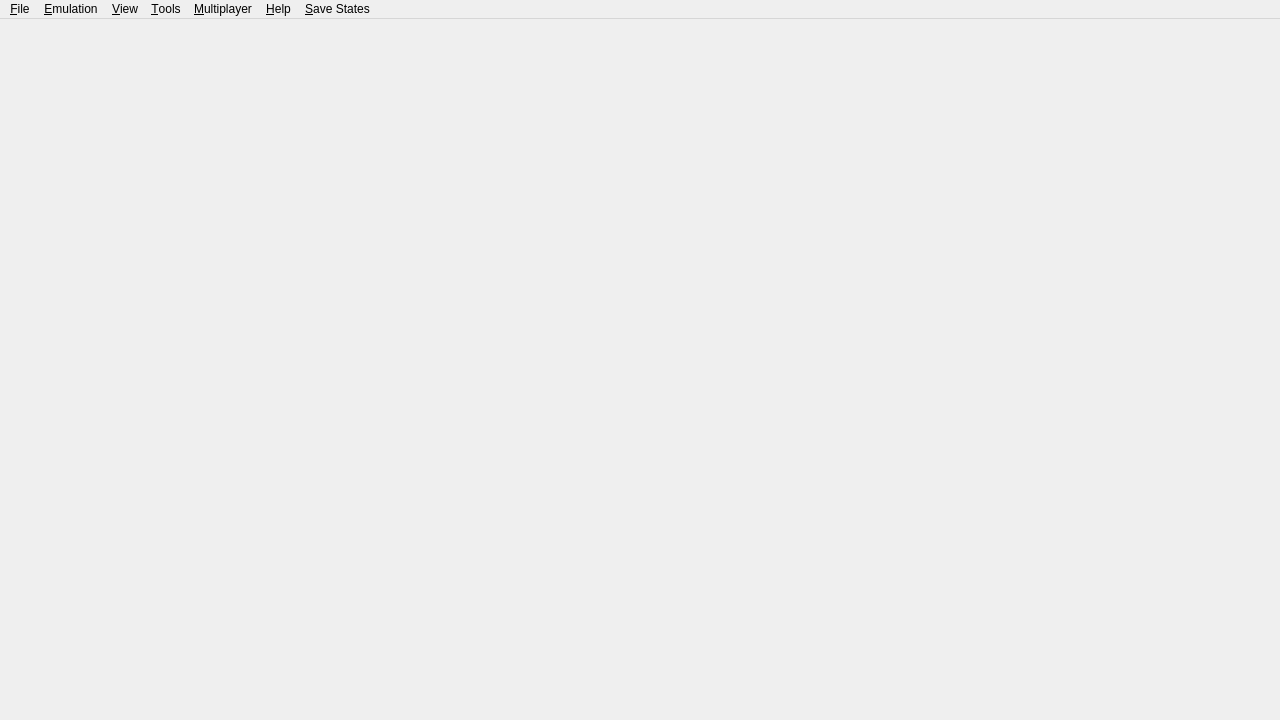
Above: src/yuzu/main.ui from Ender-Q/sirius before the change. Below: the same form after it.
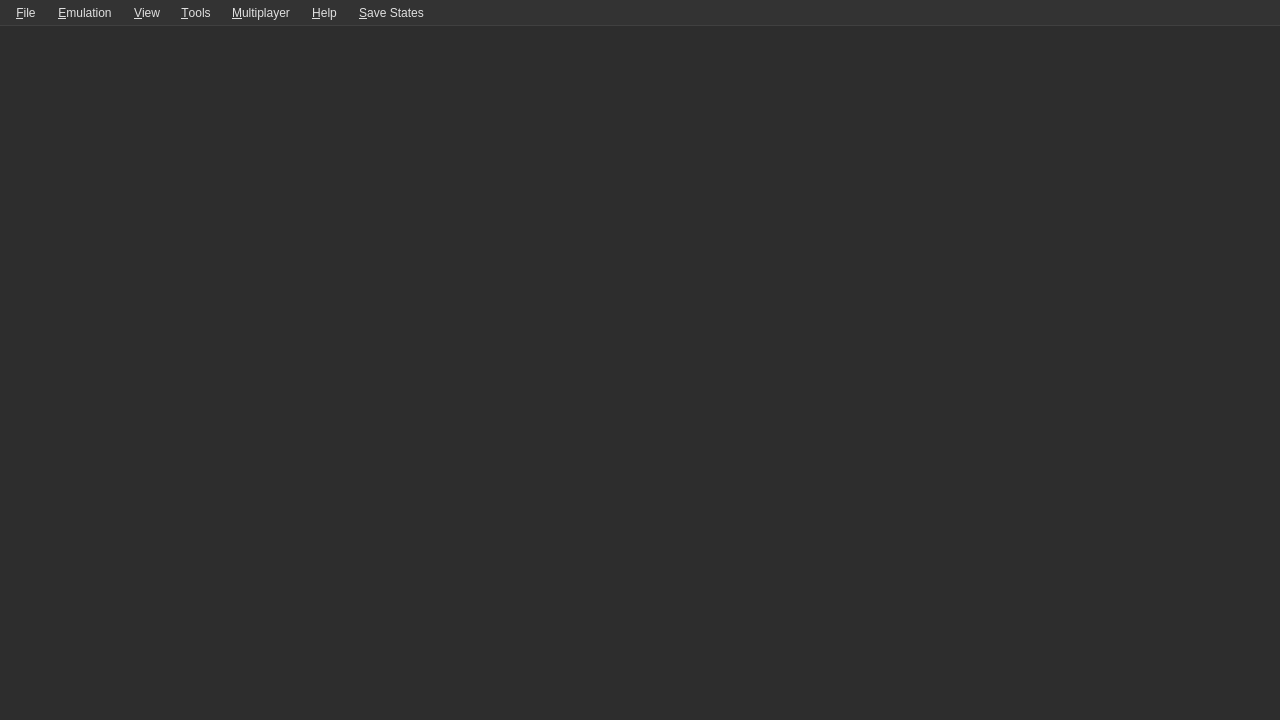
That is the form after the change. Icons and pictures are not drawn.

Commit message:
feat: implement modern dark theme and loading screen redesign
- Redesign loading screen progress bar with gradient animation
- Update loading screen typography using Segoe UI
- Add comprehensive dark theme styling to main window
- Modernize menu, toolbar, and dock widget appearances

Patch:
```diff
--- a/src/yuzu/main.ui
+++ b/src/yuzu/main.ui
@@ -23,6 +23,91 @@
   <property name="dockNestingEnabled">
    <bool>true</bool>
   </property>
+  <property name="styleSheet">
+   <string notr="true">QMainWindow {
+    background-color: #2D2D2D;
+}
+
+QMenuBar {
+    background-color: #333333;
+    color: #E0E0E0;
+    border-bottom: 1px solid #404040;
+    padding: 2px;
+}
+
+QMenuBar::item {
+    padding: 4px 8px;
+    background: transparent;
+    border-radius: 4px;
+}
+
+QMenuBar::item:selected {
+    background: #404040;
+}
+
+QMenuBar::item:pressed {
+    background: #505050;
+}
+
+QMenu {
+    background-color: #333333;
+    border: 1px solid #404040;
+    padding: 4px;
+}
+
+QMenu::item {
+    padding: 6px 24px 6px 12px;
+    color: #E0E0E0;
+    border-radius: 4px;
+}
+
+QMenu::item:selected {
+    background-color: #404040;
+}
+
+QMenu::separator {
+    height: 1px;
+    background: #404040;
+    margin: 4px 0px;
+}
+
+QStatusBar {
+    background-color: #333333;
+    color: #E0E0E0;
+    border-top: 1px solid #404040;
+}
+
+QDockWidget {
+    border: 1px solid #404040;
+    titlebar-close-icon: url(close.png);
+}
+
+QDockWidget::title {
+    background: #333333;
+    padding: 6px;
+    color: #E0E0E0;
+}
+
+QToolBar {
+    background: #333333;
+    border: none;
+    spacing: 3px;
+    padding: 3px;
+}
+
+QToolButton {
+    border-radius: 4px;
+    padding: 4px;
+}
+
+QToolButton:hover {
+    background-color: #404040;
+}
+
+QToolButton:pressed {
+    background-color: #505050;
+}</string>
+  </property>
   <widget class="QWidget" name="centralwidget">
    <layout class="QHBoxLayout" name="horizontalLayout">
     <property name="leftMargin">
```
The commit also changes 1 other file.
